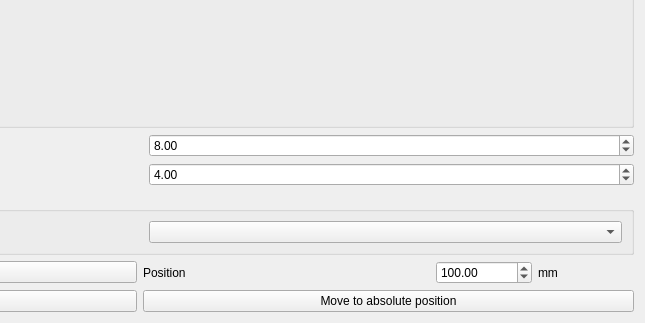
lainez12/KS3, file apps/tester/gui/Views/MotorTestView.ui: the form before one commit; both pictures show x 353 to 998 and y 298 to 621 of the 998 by 621 pixel window.
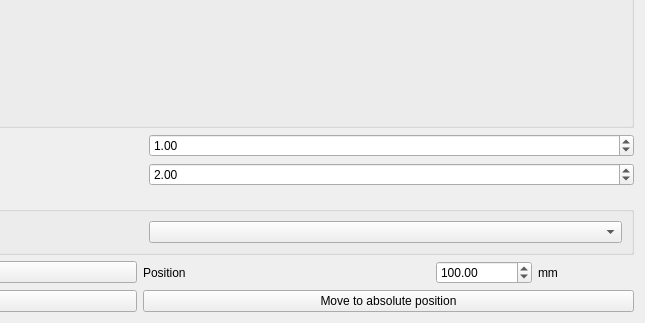
The form after the commit. Custom widgets are drawn as their Qt base class.

The edit to the form file:
```diff
--- a/apps/tester/gui/Views/MotorTestView.ui
+++ b/apps/tester/gui/Views/MotorTestView.ui
@@ -120,7 +120,7 @@
    <item row="3" column="1">
     <widget class="QDoubleSpinBox" name="spinVelocity">
      <property name="value">
-      <double>8.000000000000000</double>
+      <double>1.000000000000000</double>
      </property>
     </widget>
    </item>
@@ -261,7 +261,7 @@
    <item row="4" column="1">
     <widget class="QDoubleSpinBox" name="spinAcceleration">
      <property name="value">
-      <double>4.000000000000000</double>
+      <double>2.000000000000000</double>
      </property>
     </widget>
    </item>
```
